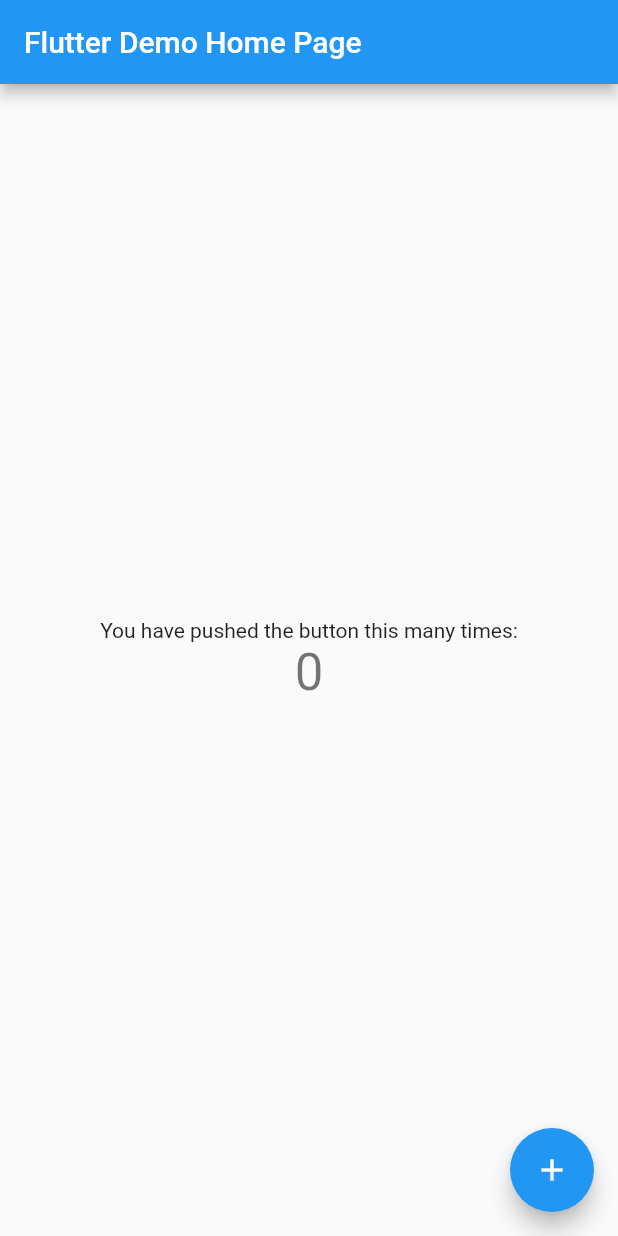
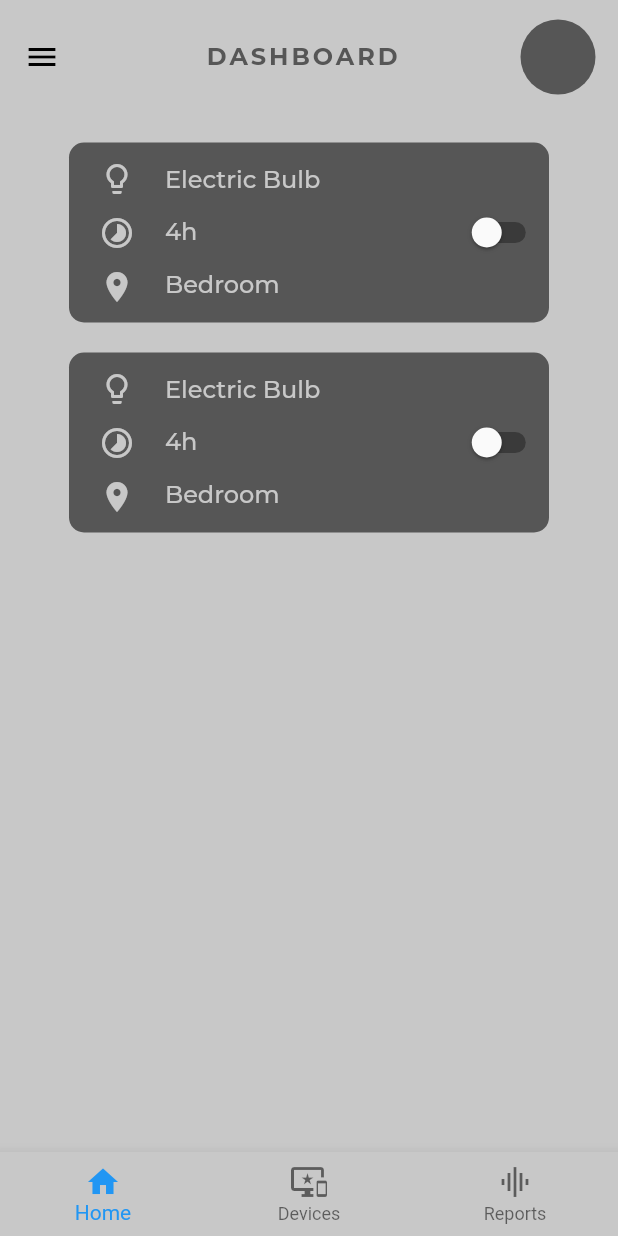
Before and after one commit to imsks/ThingsZilla, a Flutter app: the screen it shows after launch, on a phone screen of 412 x 824 dp. Run offline on Flutter 3.47's test engine with Material 2 defaults, Android fonts, the phone set to English and light mode, and no system bars.

Commit message:
Homepage created

```diff
--- /dev/null
+++ b/lib/constants.dart
@@ -0,0 +1,11 @@
+import 'package:flutter/cupertino.dart';
+
+
+const Color kBackgroundColor = Color(0xffE8E8E8);
+const Color kPrimaryColor = Color(0xff565656);
+const Color kSecondaryColor = Color(0xffC8C8C8);
+
+const Color kWhiteColor = Color(0xfff0f0f0);
+const Color kBlackColor = Color(0xff242424);
+
+const kFontPrimary = 'Montserrat';
--- a/lib/main.dart
+++ b/lib/main.dart
@@ -1,111 +1,29 @@
 import 'package:flutter/material.dart';
+import 'package:thingszilla/screens/splashscreen.dart';
+import 'package:thingszilla/screens/components/homepage.dart';
+import 'package:thingszilla/constants.dart';
 
-void main() => runApp(MyApp());
+void main() => runApp(ThingsZilla());
 
-class MyApp extends StatelessWidget {
-  // This widget is the root of your application.
+class ThingsZilla extends StatelessWidget {
   @override
   Widget build(BuildContext context) {
     return MaterialApp(
-      title: 'Flutter Demo',
+      title: 'ThingsZilla',
+      debugShowCheckedModeBanner: false,
       theme: ThemeData(
-        // This is the theme of your application.
-        //
-        // Try running your application with "flutter run". You'll see the
-        // application has a blue toolbar. Then, without quitting the app, try
-        // changing the primarySwatch below to Colors.green and then invoke
-        // "hot reload" (press "r" in the console where you ran "flutter run",
-        // or simply save your changes to "hot reload" in a Flutter IDE).
-        // Notice that the counter didn't reset back to zero; the application
-        // is not restarted.
+        primaryColor: Colors.white,
         primarySwatch: Colors.blue,
+        canvasColor: kSecondaryColor,
+        appBarTheme: AppBarTheme(
+          elevation: 0,
+          color: kSecondaryColor
+        )
       ),
-      home: MyHomePage(title: 'Flutter Demo Home Page'),
+      home: SplashScreen(),
+      routes: {
+        HomePage.id: (context) => HomePage(),
+      },
     );
   }
 }
-
-class MyHomePage extends StatefulWidget {
-  MyHomePage({Key key, this.title}) : super(key: key);
-
-  // This widget is the home page of your application. It is stateful, meaning
-  // that it has a State object (defined below) that contains fields that affect
-  // how it looks.
-
-  // This class is the configuration for the state. It holds the values (in this
-  // case the title) provided by the parent (in this case the App widget) and
-  // used by the build method of the State. Fields in a Widget subclass are
-  // always marked "final".
-
-  final String title;
-
-  @override
-  _MyHomePageState createState() => _MyHomePageState();
-}
-
-class _MyHomePageState extends State<MyHomePage> {
-  int _counter = 0;
-
-  void _incrementCounter() {
-    setState(() {
-      // This call to setState tells the Flutter framework that something has
-      // changed in this State, which causes it to rerun the build method below
-      // so that the display can reflect the updated values. If we changed
-      // _counter without calling setState(), then the build method would not be
-      // called again, and so nothing would appear to happen.
-      _counter++;
-    });
-  }
-
-  @override
-  Widget build(BuildContext context) {
-    // This method is rerun every time setState is called, for instance as done
-    // by the _incrementCounter method above.
-    //
-    // The Flutter framework has been optimized to make rerunning build methods
-    // fast, so that you can just rebuild anything that needs updating rather
-    // than having to individually change instances of widgets.
-    return Scaffold(
-      appBar: AppBar(
-        // Here we take the value from the MyHomePage object that was created by
-        // the App.build method, and use it to set our appbar title.
-        title: Text(widget.title),
-      ),
-      body: Center(
-        // Center is a layout widget. It takes a single child and positions it
-        // in the middle of the parent.
-        child: Column(
-          // Column is also a layout widget. It takes a list of children and
-          // arranges them vertically. By default, it sizes itself to fit its
-          // children horizontally, and tries to be as tall as its parent.
-          //
-          // Invoke "debug painting" (press "p" in the console, choose the
-          // "Toggle Debug Paint" action from the Flutter Inspector in Android
-          // Studio, or the "Toggle Debug Paint" command in Visual Studio Code)
-          // to see the wireframe for each widget.
-          //
-          // Column has various properties to control how it sizes itself and
-          // how it positions its children. Here we use mainAxisAlignment to
-          // center the children vertically; the main axis here is the vertical
-          // axis because Columns are vertical (the cross axis would be
-          // horizontal).
-          mainAxisAlignment: MainAxisAlignment.center,
-          children: <Widget>[
-            Text(
-              'You have pushed the button this many times:',
-            ),
-            Text(
-              '$_counter',
-              style: Theme.of(context).textTheme.display1,
-            ),
-          ],
-        ),
-      ),
-      floatingActionButton: FloatingActionButton(
-        onPressed: _incrementCounter,
-        tooltip: 'Increment',
-        child: Icon(Icons.add),
-      ), // This trailing comma makes auto-formatting nicer for build methods.
-    );
-  }
-}
--- /dev/null
+++ b/lib/screens/components/devices.dart
@@ -0,0 +1,19 @@
+import 'package:flutter/material.dart';
+
+class DevicesScreen extends StatefulWidget {
+  static const String id = '/devices';
+
+  @override
+  _DevicesScreenState createState() => _DevicesScreenState();
+}
+
+class _DevicesScreenState extends State<DevicesScreen> {
+  @override
+  Widget build(BuildContext context) {
+    return Container(
+      child: Text(
+        'Devices'
+      ),
+    );
+  }
+}
--- /dev/null
+++ b/lib/screens/components/homepage.dart
@@ -0,0 +1,180 @@
+import 'package:flutter/material.dart';
+import 'package:thingszilla/constants.dart';
+import 'package:thingszilla/screens/components/devices.dart';
+import 'package:thingszilla/screens/components/reports.dart';
+import 'package:thingszilla/styleGuide.dart';
+
+class HomePage extends StatefulWidget {
+  static const String id = '/home';
+
+  @override
+  _HomePageState createState() => _HomePageState();
+}
+
+class _HomePageState extends State<HomePage> {
+  int _currentIndex = 0;
+  bool isFirst = true;
+
+  final tabs = [
+    null,
+    DevicesScreen(),
+    ReportsScreen(),
+  ];
+
+  @override
+  Widget build(BuildContext context) {
+    return Scaffold(
+      backgroundColor: kSecondaryColor,
+      appBar: PreferredSize(
+        preferredSize: Size.fromHeight(75),
+        child: Container(
+          margin: EdgeInsets.only(top: 10),
+          child: AppBar(
+            title: Align(
+              alignment: Alignment.topCenter,
+              child: Text(
+                'dashboard'.toUpperCase(),
+                style: AppTheme.display1,
+              ),
+            ),
+            elevation: 0,
+            actions: <Widget>[
+              Container(
+                margin: EdgeInsets.only(right: 15),
+                height: 50,
+                width: 50,
+                decoration:
+                    BoxDecoration(color: kPrimaryColor, shape: BoxShape.circle),
+              )
+            ],
+          ),
+        ),
+      ),
+      drawer: Drawer(
+        child: ListView(
+          children: <Widget>[
+            DrawerHeader(
+              child: Text('Name'),
+              decoration: BoxDecoration(
+                color: kPrimaryColor,
+              ),
+            ),
+            ListTile(
+              title: Text(
+                'Item 1',
+              ),
+              onTap: () {
+                Navigator.pop(context);
+              },
+            )
+          ],
+        ),
+      ),
+      body: isFirst
+          ? Container(
+              child: SingleChildScrollView(
+              child: Align(
+                alignment: Alignment.center,
+                child: Column(
+                  children: <Widget>[
+                    SizedBox(
+                      height: 20,
+                    ),
+                    roundedContainer(),
+                    SizedBox(
+                      height: 20,
+                    ),
+                    roundedContainer(),
+                  ],
+                ),
+              ),
+            ))
+          : tabs[_currentIndex],
+      bottomNavigationBar: BottomNavigationBar(
+        currentIndex:
+            _currentIndex, // this will be set when a new tab is tapped
+        items: [
+          BottomNavigationBarItem(
+            icon: new Icon(Icons.home),
+            title: new Text('Home'),
+          ),
+          BottomNavigationBarItem(
+            icon: new Icon(Icons.important_devices),
+            title: new Text('Devices'),
+          ),
+          BottomNavigationBarItem(
+              icon: Icon(Icons.graphic_eq), title: Text('Reports'))
+        ],
+        onTap: (index) {
+          setState(() {
+            _currentIndex = index;
+            if (_currentIndex == 1 || _currentIndex == 2) {
+              isFirst = false;
+            }
+            if (_currentIndex == 0) {
+              isFirst = true;
+            }
+          });
+        },
+      ),
+    );
+  }
+}
+
+Widget roundedContainer() {
+  bool isSwitched = false;
+  return Container(
+    width: 320,
+    height: 120,
+    child: Row(
+      children: <Widget>[
+        Expanded(
+          flex: 2,
+          child: Column(
+            mainAxisAlignment: MainAxisAlignment.spaceEvenly,
+            children: <Widget>[
+              Icon(
+                Icons.lightbulb_outline,
+                color: kSecondaryColor,
+              ),
+              Icon(
+                Icons.timelapse,
+                color: kSecondaryColor,
+              ),
+              Icon(
+                Icons.room,
+                color: kSecondaryColor,
+              ),
+            ],
+          ),
+        ),
+        Expanded(
+          flex: 6,
+          child: Column(
+            mainAxisAlignment: MainAxisAlignment.spaceEvenly,
+            crossAxisAlignment: CrossAxisAlignment.start,
+            children: <Widget>[
+              Text('Electric Bulb', style: AppTheme.subHeading),
+              Text('4h', style: AppTheme.subHeading),
+              Text('Bedroom', style: AppTheme.subHeading),
+            ],
+          ),
+        ),
+        Expanded(
+          flex: 2,
+          child: Switch(
+            value: isSwitched,
+            onChanged: (value) {
+              value = !value;
+              print(value);
+            },
+          ),
+        ),
+      ],
+    ),
+    decoration: BoxDecoration(
+      color: kPrimaryColor,
+      borderRadius: BorderRadius.all(Radius.circular(10)),
+    ),
+  );
+}
--- /dev/null
+++ b/lib/styleGuide.dart
@@ -0,0 +1,36 @@
+import 'package:flutter/material.dart';
+import 'package:thingszilla/constants.dart';
+
+class AppTheme {
+  static const TextStyle display1 = TextStyle(
+    fontFamily: kFontPrimary,
+    color: kPrimaryColor,
+    fontSize: 16,
+    fontWeight: FontWeight.w600,
+    letterSpacing: 2,
+  );
+
+  static const TextStyle display2 = TextStyle(
+    fontFamily: kFontPrimary,
+    color: kPrimaryColor,
+    fontSize: 32,
+    fontWeight: FontWeight.normal,
+    letterSpacing: 1.1,
+  );
+
+  static final TextStyle heading = TextStyle(
+    fontFamily: kFontPrimary,
+    fontWeight: FontWeight.w900,
+    fontSize: 34,
+    color: kPrimaryColor.withOpacity(0.8),
+    letterSpacing: 1.2,
+  );
+
+  static final TextStyle subHeading = TextStyle(
+    inherit: true,
+    fontFamily: kFontPrimary,
+    fontWeight: FontWeight.w500,
+    fontSize: 16,
+    color: kSecondaryColor
+  );
+}
```
Also changed, not shown: lib/screens/components/reports.dart (added, +17 -0 lines), lib/screens/splashscreen.dart (added, +52 -0 lines), pubspec.yaml (+6 -6 lines), fonts/Montserrat-Bold.ttf (added), fonts/Montserrat-Medium.ttf (added), fonts/Montserrat-Regular.ttf (added), 1 other file.
